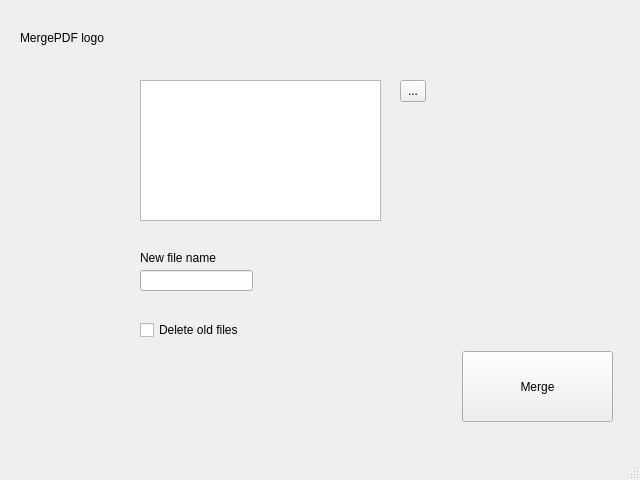
The window that ui_files/main_window.ui (jebr/MergePDF) describes before a commit, drawn with Qt 5.
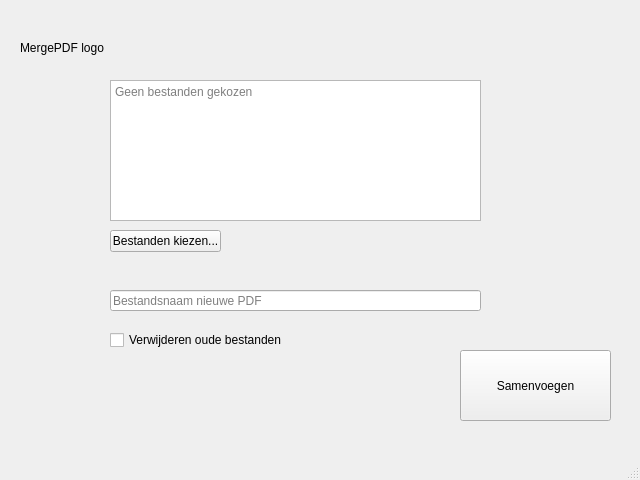
The same window after the commit.

What changed in the file:
```diff
--- a/ui_files/main_window.ui
+++ b/ui_files/main_window.ui
@@ -20,34 +20,34 @@
    <widget class="QPushButton" name="pushButton_merge">
     <property name="geometry">
      <rect>
-      <x>462</x>
-      <y>351</y>
+      <x>460</x>
+      <y>350</y>
       <width>151</width>
       <height>71</height>
      </rect>
     </property>
     <property name="text">
-     <string>Merge</string>
+     <string>Samenvoegen</string>
     </property>
    </widget>
    <widget class="QCheckBox" name="checkBox_delete_old">
     <property name="geometry">
      <rect>
-      <x>140</x>
-      <y>320</y>
-      <width>151</width>
+      <x>110</x>
+      <y>330</y>
+      <width>251</width>
       <height>20</height>
      </rect>
     </property>
     <property name="text">
-     <string>Delete old files</string>
+     <string>Verwijderen oude bestanden</string>
     </property>
    </widget>
    <widget class="QLabel" name="label_logo">
     <property name="geometry">
      <rect>
       <x>20</x>
-      <y>30</y>
+      <y>40</y>
       <width>171</width>
       <height>16</height>
      </rect>
@@ -56,54 +56,62 @@
      <string>MergePDF logo</string>
     </property>
    </widget>
-   <widget class="QLabel" name="label_filename">
-    <property name="geometry">
-     <rect>
-      <x>140</x>
-      <y>250</y>
-      <width>131</width>
-      <height>16</height>
-     </rect>
-    </property>
-    <property name="text">
-     <string>New file name</string>
-    </property>
-   </widget>
    <widget class="QLineEdit" name="lineEdit_filename">
+    <property name="enabled">
+     <bool>true</bool>
+    </property>
     <property name="geometry">
      <rect>
-      <x>140</x>
-      <y>270</y>
-      <width>113</width>
+      <x>110</x>
+      <y>290</y>
+      <width>371</width>
       <height>21</height>
      </rect>
     </property>
+    <property name="mouseTracking">
+     <bool>true</bool>
+    </property>
+    <property name="focusPolicy">
+     <enum>Qt::ClickFocus</enum>
+    </property>
+    <property name="cursorPosition">
+     <number>0</number>
+    </property>
+    <property name="placeholderText">
+     <string>Bestandsnaam nieuwe PDF</string>
+    </property>
+    <property name="clearButtonEnabled">
+     <bool>true</bool>
+    </property>
    </widget>
    <widget class="QToolButton" name="toolButton_choose_files">
     <property name="geometry">
      <rect>
-      <x>400</x>
-      <y>80</y>
-      <width>26</width>
+      <x>110</x>
+      <y>230</y>
+      <width>111</width>
       <height>22</height>
      </rect>
     </property>
     <property name="text">
-     <string>...</string>
+     <string>Bestanden kiezen...</string>
     </property>
    </widget>
    <widget class="QPlainTextEdit" name="plainTextEdit_source_files">
     <property name="geometry">
      <rect>
-      <x>140</x>
+      <x>110</x>
       <y>80</y>
-      <width>241</width>
+      <width>371</width>
       <height>141</height>
      </rect>
     </property>
     <property name="readOnly">
      <bool>true</bool>
     </property>
+    <property name="placeholderText">
+     <string>Geen bestanden gekozen</string>
+    </property>
    </widget>
   </widget>
   <widget class="QMenuBar" name="menubar">
```
